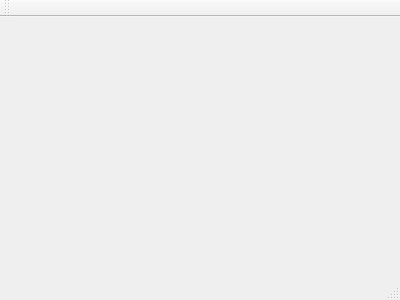
The window that assignment_2/CMPT365A2/mainwindow.ui (rafidashab/cmpt-365) describes before a commit, drawn with Qt 5.
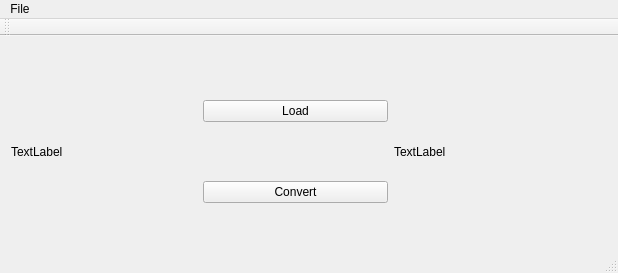
The same window after the commit.

Commit message: switched form coded ui to ising qt creator ui

```diff
--- a/assignment_2/CMPT365A2/mainwindow.ui
+++ b/assignment_2/CMPT365A2/mainwindow.ui
@@ -1,24 +1,102 @@
 <ui version="4.0">
  <class>MainWindow</class>
- <widget class="QMainWindow" name="MainWindow" >
-  <property name="geometry" >
+ <widget class="QMainWindow" name="MainWindow">
+  <property name="geometry">
    <rect>
     <x>0</x>
     <y>0</y>
-    <width>400</width>
-    <height>300</height>
+    <width>618</width>
+    <height>273</height>
    </rect>
   </property>
   <property name="windowTitle" >
    <string>MainWindow</string>
   </property>
-  <widget class="QMenuBar" name="menuBar" />
-  <widget class="QToolBar" name="mainToolBar" />
-  <widget class="QWidget" name="centralWidget" />
-  <widget class="QStatusBar" name="statusBar" />
+  <widget class="QWidget" name="centralWidget">
+   <widget class="QWidget" name="horizontalLayoutWidget">
+    <property name="geometry">
+     <rect>
+      <x>0</x>
+      <y>0</y>
+      <width>591</width>
+      <height>231</height>
+     </rect>
+    </property>
+    <layout class="QHBoxLayout" name="horizontalLayout">
+     <item>
+      <widget class="QLabel" name="img1">
+       <property name="text">
+        <string>TextLabel</string>
+       </property>
+       <property name="scaledContents">
+        <bool>true</bool>
+       </property>
+      </widget>
+     </item>
+     <item>
+      <layout class="QVBoxLayout" name="verticalLayout">
+       <item>
+        <widget class="QPushButton" name="load">
+         <property name="text">
+          <string>Load</string>
+         </property>
+        </widget>
+       </item>
+       <item>
+        <widget class="QPushButton" name="convert">
+         <property name="text">
+          <string>Convert</string>
+         </property>
+        </widget>
+       </item>
+      </layout>
+     </item>
+     <item>
+      <widget class="QLabel" name="img2">
+       <property name="text">
+        <string>TextLabel</string>
+       </property>
+       <property name="scaledContents">
+        <bool>true</bool>
+       </property>
+      </widget>
+     </item>
+    </layout>
+   </widget>
+  </widget>
+  <widget class="QMenuBar" name="menuBar">
+   <property name="geometry">
+    <rect>
+     <x>0</x>
+     <y>0</y>
+     <width>618</width>
+     <height>22</height>
+    </rect>
+   </property>
+   <widget class="QMenu" name="menuFile">
+    <property name="title">
+     <string>File</string>
+    </property>
+    <addaction name="actionQuit"/>
+   </widget>
+   <addaction name="menuFile"/>
+  </widget>
+  <widget class="QToolBar" name="mainToolBar">
+   <attribute name="toolBarArea">
+    <enum>TopToolBarArea</enum>
+   </attribute>
+   <attribute name="toolBarBreak">
+    <bool>false</bool>
+   </attribute>
+  </widget>
+  <widget class="QStatusBar" name="statusBar"/>
+  <action name="actionQuit">
+   <property name="text">
+    <string>Quit</string>
+   </property>
+  </action>
  </widget>
- <layoutDefault spacing="6" margin="11" />
- <pixmapfunction></pixmapfunction>
+ <layoutdefault spacing="6" margin="11"/>
  <resources/>
  <connections/>
 </ui>
```
Left out of the diff: 22 changed lines with no effect on the pictures. The commit also changes 5 other files.
